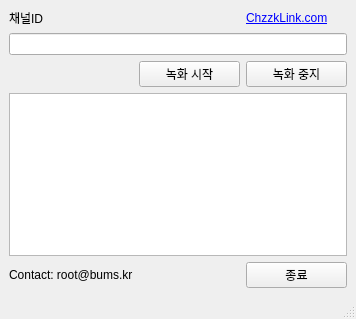
Before: the Qt Designer form ChzzkLinkUI.ui in reretay/ChzzkLink, drawn with Qt 5.
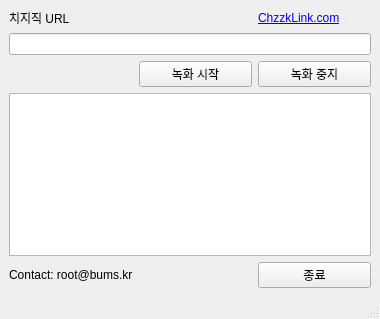
After: the same form once the commit is applied. Icons and pictures are not drawn.

Commit message: URL 입력으로 변경

What changed in the file:
```diff
--- a/ChzzkLinkUI.ui
+++ b/ChzzkLinkUI.ui
@@ -6,7 +6,7 @@
    <rect>
     <x>0</x>
     <y>0</y>
-    <width>356</width>
+    <width>380</width>
     <height>319</height>
    </rect>
   </property>
@@ -36,7 +36,7 @@
     <item row="0" column="0">
      <widget class="QLabel" name="label">
       <property name="text">
-       <string>채널ID</string>
+       <string>치지직 URL</string>
       </property>
      </widget>
     </item>
```
Left out of the diff: 4 changed lines with no effect on the pictures. The commit also changes 1 other file.
